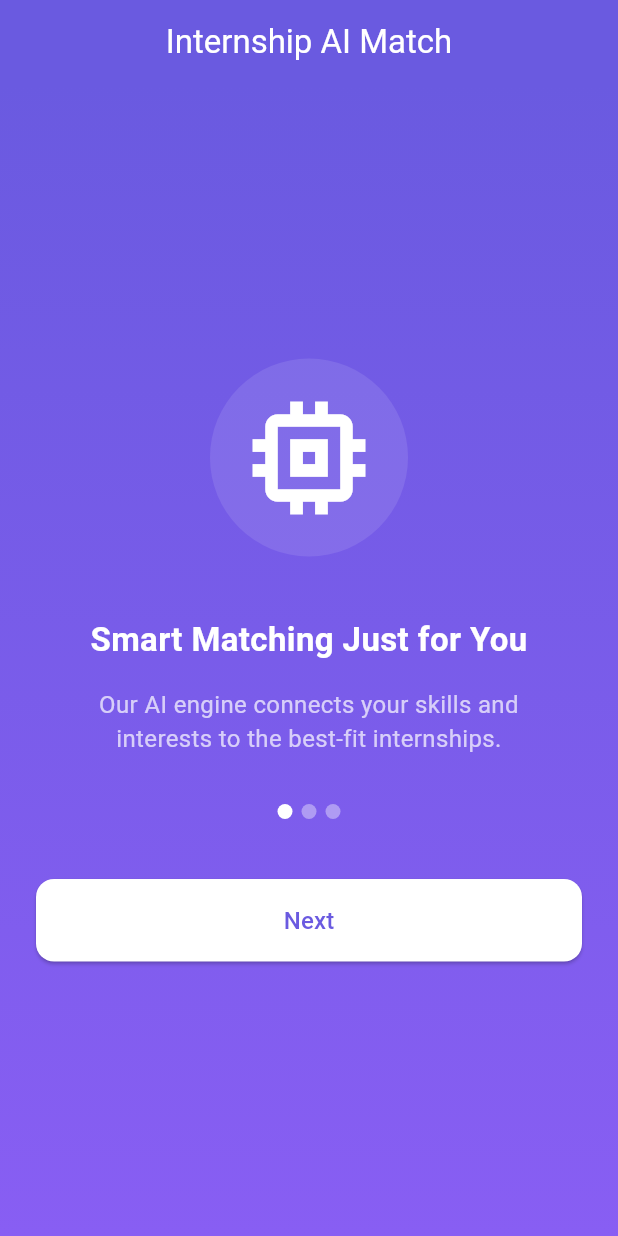
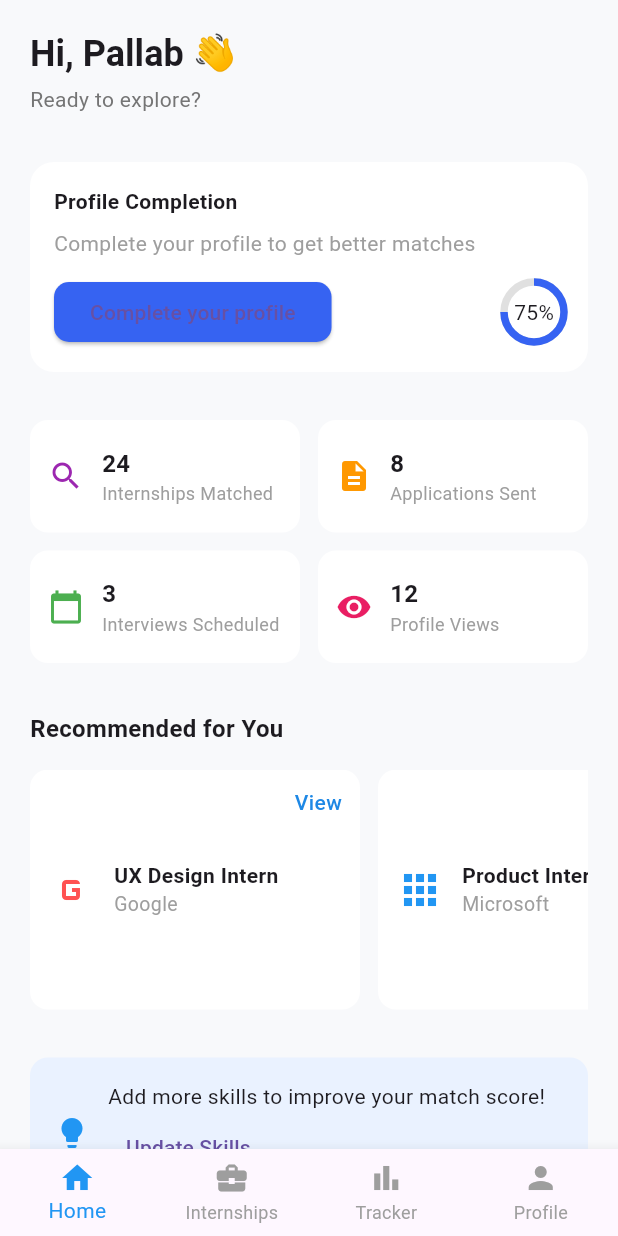
Before and after one commit to Tanvin2442002/InternLink, a Flutter app: the screen it shows after launch, on a phone screen of 412 x 824 dp. Run offline on Flutter 3.47's test engine with Material 3 defaults, Android fonts, the phone set to English and light mode, and no system bars; our stand-ins replace font_awesome_flutter.

Commit message:
Add main navigation and page structure with dashboard, internships, tracker, and profile pages
- Implemented MainNavigationPage with bottom navigation
- Created DashboardPage, InternshipsPage, TrackerPage, and ProfilePage
- Added CustomAppBar and CustomBottomNavBar widgets
- Updated dependencies in pubspec.yaml
- Modified main.dart to use MainNavigationPage as home

```diff
--- a/lib/main.dart
+++ b/lib/main.dart
@@ -1,4 +1,5 @@
 import 'package:flutter/material.dart';
+import 'package:interlink/pages/main_nav_page.dart';
 
 void main() {
   runApp(const InternshipApp());
@@ -12,7 +13,8 @@ class InternshipApp extends StatelessWidget {
     return MaterialApp(
       title: 'Internship AI Match',
       debugShowCheckedModeBanner: false,
-      home: const InternshipPage(),
+     // home: const InternshipPage(),
+      home: const MainNavigationPage(),
     );
   }
 }
--- /dev/null
+++ b/lib/pages/dashboard_page.dart
@@ -0,0 +1,334 @@
+import 'package:flutter/material.dart';
+class DashboardPage extends StatelessWidget {
+  const DashboardPage({super.key});
+
+  @override
+  Widget build(BuildContext context) {
+    final theme = Theme.of(context);
+
+    return Scaffold(
+      backgroundColor: const Color(0xFFF8F9FB),
+      body: SafeArea(
+        child: Padding(
+          padding: const EdgeInsets.symmetric(horizontal: 20),
+          child: ListView(
+            padding: const EdgeInsets.only(bottom: 40),
+            children: [
+              const SizedBox(height: 20),
+
+              // Greeting
+              Text(
+                "Hi, Pallab 👋",
+                style: theme.textTheme.headlineSmall?.copyWith(
+                  fontWeight: FontWeight.bold,
+                ),
+              ),
+              const SizedBox(height: 4),
+              Text(
+                "Ready to explore?",
+                style: TextStyle(color: Colors.grey[600]),
+              ),
+              const SizedBox(height: 32),
+
+              // Profile Completion Card
+              Container(
+                padding: const EdgeInsets.all(16),
+                decoration: BoxDecoration(
+                  color: Colors.white,
+                  borderRadius: BorderRadius.circular(16),
+                ),
+                child: Column(
+                  crossAxisAlignment: CrossAxisAlignment.start,
+                  children: [
+                    const Text(
+                      "Profile Completion",
+                      style: TextStyle(fontWeight: FontWeight.bold),
+                    ),
+                    const SizedBox(height: 8),
+                    const Text(
+                      "Complete your profile to get better matches",
+                      style: TextStyle(color: Colors.grey),
+                    ),
+                    const SizedBox(height: 12),
+                    Row(
+                      mainAxisAlignment: MainAxisAlignment.spaceBetween,
+                      children: [
+                        ElevatedButton(
+                          onPressed: () {},
+                          style: ElevatedButton.styleFrom(
+                            backgroundColor: const Color(0xFF3663F2),
+                            shape: RoundedRectangleBorder(
+                              borderRadius: BorderRadius.circular(10),
+                            ),
+                          ),
+                          child: const Text("Complete your profile"),
+                        ),
+                        Stack(
+                          alignment: Alignment.center,
+                          children: [
+                            SizedBox(
+                              height: 40,
+                              width: 40,
+                              child: CircularProgressIndicator(
+                                value: 0.75,
+                                strokeWidth: 5,
+                                backgroundColor: Colors.grey[300],
+                                valueColor: const AlwaysStoppedAnimation<Color>(
+                                  Color(0xFF3663F2),
+                                ),
+                              ),
+                            ),
+                            const Text("75%"),
+                          ],
+                        ),
+                      ],
+                    ),
+                  ],
+                ),
+              ),
+
+              const SizedBox(height: 32),
+
+              // Stats Grid
+              GridView.count(
+                shrinkWrap: true,
+                physics: const NeverScrollableScrollPhysics(),
+                crossAxisCount: 2,
+                crossAxisSpacing: 12,
+                mainAxisSpacing: 12,
+                childAspectRatio: 2.4,
+                children: const [
+                  _StatCard(
+                    icon: Icons.search,
+                    count: "24",
+                    label: "Internships Matched",
+                    iconColor: Colors.purple,
+                  ),
+                  _StatCard(
+                    icon: Icons.description,
+                    count: "8",
+                    label: "Applications Sent",
+                    iconColor: Colors.orange,
+                  ),
+                  _StatCard(
+                    icon: Icons.calendar_today,
+                    count: "3",
+                    label: "Interviews Scheduled",
+                    iconColor: Colors.green,
+                  ),
+                  _StatCard(
+                    icon: Icons.visibility,
+                    count: "12",
+                    label: "Profile Views",
+                    iconColor: Colors.pink,
+                  ),
+                ],
+              ),
+
+              const SizedBox(height: 32),
+
+              // Recommended for You
+              const Text(
+                "Recommended for You",
+                style: TextStyle(
+                  fontWeight: FontWeight.bold,
+                  fontSize: 16,
+                ),
+              ),
+              const SizedBox(height: 16),
+
+              // Scrollable Job Cards
+              SizedBox(
+                height: 160,
+                child: ListView(
+                  scrollDirection: Axis.horizontal,
+                  children: const [
+                    _JobCard(
+                      company: "Google",
+                      title: "UX Design Intern",
+                      logo: Icons.g_mobiledata,
+                      iconColor: Colors.redAccent,
+                    ),
+                    SizedBox(width: 12),
+                    _JobCard(
+                      company: "Microsoft",
+                      title: "Product Intern",
+                      logo: Icons.apps,
+                      iconColor: Colors.blue,
+                    ),
+                    SizedBox(width: 12),
+                    _JobCard(
+                      company: "Spotify",
+                      title: "Frontend Intern",
+                      logo: Icons.music_note,
+                      iconColor: Colors.green,
+                    ),
+                    SizedBox(width: 12),
+                    _JobCard(
+                      company: "Meta",
+                      title: "Design Intern",
+                      logo: Icons.facebook,
+                      iconColor: Colors.indigo,
+                    ),
+                  ],
+                ),
+              ),
+
+              const SizedBox(height: 32),
+
+              // Add Skills Tip
+              Container(
+                padding: const EdgeInsets.all(16),
+                decoration: BoxDecoration(
+                  color: const Color(0xFFEAF2FF),
+                  borderRadius: BorderRadius.circular(12),
+                ),
+                child: Row(
+                  children: [
+                    const Icon(Icons.lightbulb, color: Colors.blue),
+                    const SizedBox(width: 12),
+                    Expanded(
+                      child: Column(
+                        crossAxisAlignment: CrossAxisAlignment.start,
+                        children: [
+                          const Text("Add more skills to improve your match score!"),
+                          TextButton(
+                            onPressed: () {},
+                            child: const Text('Update Skills'),
+                          ),
+                        ],
+                      ),
+                    ),
+                  ],
+                ),
+              ),
+            ],
+          ),
+        ),
+      ),
+    );
+  }
+}
+
+// ========== Components ==========
+
+class _StatCard extends StatelessWidget {
+  final IconData icon;
+  final String count;
+  final String label;
+  final Color iconColor;
+
+  const _StatCard({
+    required this.icon,
+    required this.count,
+    required this.label,
+    required this.iconColor,
+  });
+
+  @override
+  Widget build(BuildContext context) {
+    return Container(
+      padding: const EdgeInsets.all(12),
+      decoration: BoxDecoration(
+        color: Colors.white,
+        borderRadius: BorderRadius.circular(12),
+      ),
+      child: Row(
+        children: [
+          Icon(icon, color: iconColor),
+          const SizedBox(width: 12),
+          Column(
+            crossAxisAlignment: CrossAxisAlignment.start,
+            mainAxisAlignment: MainAxisAlignment.center,
+            children: [
+              Text(
+                count,
+                style: const TextStyle(
+                  fontWeight: FontWeight.bold,
+                  fontSize: 16,
+                ),
+              ),
+              Text(
+                label,
+                style: const TextStyle(fontSize: 12, color: Colors.grey),
+              ),
+            ],
+          ),
+        ],
+      ),
+    );
+  }
+}
+
+class _JobCard extends StatelessWidget {
+  final String title;
+  final String company;
+  final IconData logo;
+  final Color iconColor;
+
+  const _JobCard({
+    required this.title,
+    required this.company,
+    required this.logo,
+    required this.iconColor,
+  });
+
+  @override
+  Widget build(BuildContext context) {
+    return Container(
+      width: 220,
+      padding: const EdgeInsets.all(12),
+      decoration: BoxDecoration(
+        color: Colors.white,
+        borderRadius: BorderRadius.circular(12),
+      ),
+      child: Stack(
+        children: [
+          // View label in top-right
+          Positioned(
+            top: 0,
+            right: 0,
+            child: Text(
+              "View",
+              style: TextStyle(
+                color: Colors.blue[600],
+                fontWeight: FontWeight.w500,
+              ),
+            ),
+          ),
+
+          // Logo and info
+          Row(
+            crossAxisAlignment: CrossAxisAlignment.center,
+            children: [
+              Icon(logo, size: 32, color: iconColor),
+              const SizedBox(width: 12),
+              Expanded(
+                child: Column(
+                  mainAxisAlignment: MainAxisAlignment.center,
+                  crossAxisAlignment: CrossAxisAlignment.start,
+                  children: [
+                    Text(
+                      title,
+                      style: const TextStyle(
+                        fontWeight: FontWeight.bold,
+                        fontSize: 14,
+                      ),
+                    ),
+                    Text(
+                      company,
+                      style: const TextStyle(
+                        fontSize: 13,
+                        color: Colors.grey,
+                      ),
+                    ),
+                  ],
+                ),
+              ),
+            ],
+          ),
+        ],
+      ),
+    );
+  }
+}
--- /dev/null
+++ b/lib/pages/internships_page.dart
@@ -0,0 +1,14 @@
+import 'package:flutter/material.dart';
+
+
+class InternshipsPage extends StatelessWidget {
+  const InternshipsPage({super.key});
+
+  @override
+  Widget build(BuildContext context) {
+    return Scaffold(
+      appBar: AppBar(title: const Text("Internships")),
+      body: const Center(child: Text("Internships Page")),
+    );
+  }
+}
--- /dev/null
+++ b/lib/pages/main_nav_page.dart
@@ -0,0 +1,45 @@
+import 'package:flutter/material.dart';
+import 'package:interlink/widgets/custom_bottom_nav_bar.dart';
+import 'dashboard_page.dart';
+import 'internships_page.dart';
+import 'tracker_page.dart';
+import 'profile_page.dart';
+
+class MainNavigationPage extends StatefulWidget {
+  const MainNavigationPage({super.key});
+
+  @override
+  State<MainNavigationPage> createState() => _MainNavigationPageState();
+}
+
+class _MainNavigationPageState extends State<MainNavigationPage> {
+  int _currentIndex = 0;
+
+  final List<Widget> _pages = const [
+    DashboardPage(),
+    InternshipsPage(),
+    TrackerPage(),
+    ProfilePage(),
+  ];
+
+  void _onNavTap(int index) {
+    if (_currentIndex == index) return; // prevent rebuild if same tab tapped
+    setState(() {
+      _currentIndex = index;
+    });
+  }
+
+  @override
+  Widget build(BuildContext context) {
+    return Scaffold(
+      body: IndexedStack(
+        index: _currentIndex,
+        children: _pages,
+      ),
+      bottomNavigationBar: CustomBottomNavBar(
+        currentIndex: _currentIndex,
+        onTap: _onNavTap,
+      ),
+    );
+  }
+}
--- /dev/null
+++ b/lib/pages/tracker_page.dart
@@ -0,0 +1,13 @@
+import 'package:flutter/material.dart';
+
+class TrackerPage extends StatelessWidget {
+  const TrackerPage({super.key});
+
+  @override
+  Widget build(BuildContext context) {
+    return Scaffold(
+      appBar: AppBar(title: const Text("Tracker")),
+      body: const Center(child: Text("Tracker Page")),
+    );
+  }
+}
--- /dev/null
+++ b/lib/widgets/custom_bottom_nav_bar.dart
@@ -0,0 +1,30 @@
+import 'package:flutter/material.dart';
+
+class CustomBottomNavBar extends StatelessWidget {
+  final int currentIndex;
+  final Function(int) onTap;
+
+  const CustomBottomNavBar({
+    super.key,
+    required this.currentIndex,
+    required this.onTap,
+  });
+
+  @override
+  Widget build(BuildContext context) {
+    return BottomNavigationBar(
+      currentIndex: currentIndex,
+      onTap: onTap,
+      selectedItemColor: Colors.blue,
+      unselectedItemColor: Colors.grey,
+      showUnselectedLabels: true,
+      type: BottomNavigationBarType.fixed,
+      items: const [
+        BottomNavigationBarItem(icon: Icon(Icons.home), label: "Home"),
+        BottomNavigationBarItem(icon: Icon(Icons.business_center), label: "Internships"),
+        BottomNavigationBarItem(icon: Icon(Icons.bar_chart), label: "Tracker"),
+        BottomNavigationBarItem(icon: Icon(Icons.person), label: "Profile"),
+      ],
+    );
+  }
+}
--- a/pubspec.yaml
+++ b/pubspec.yaml
@@ -30,7 +30,7 @@ environment:
 dependencies:
   flutter:
     sdk: flutter
-
+  font_awesome_flutter: ^10.6.0
   # The following adds the Cupertino Icons font to your application.
   # Use with the CupertinoIcons class for iOS style icons.
   cupertino_icons: ^1.0.8
```
Also changed, not shown: lib/pages/login_page.dart (added, +199 -0 lines), lib/pages/profile_page.dart (added, +12 -0 lines), lib/widgets/custom_app_bar.dart (added, +35 -0 lines), pubspec.lock, 1 other file.
